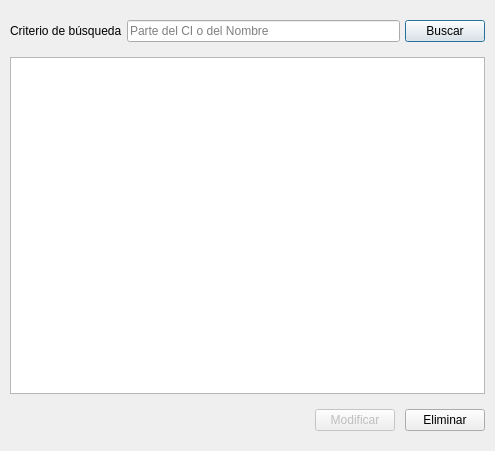
First picture: the form in resources/uis/SearchPatientForm.ui, repository jbermudezcabrera/ControlDePacientes, before the edit.
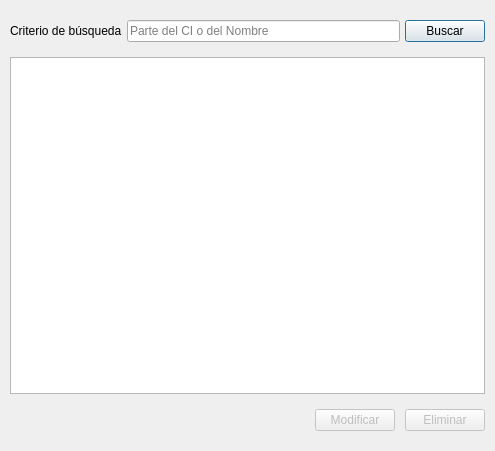
Second picture: the form after the edit.

```diff
--- a/resources/uis/SearchPatientForm.ui
+++ b/resources/uis/SearchPatientForm.ui
@@ -157,6 +157,9 @@
       </item>
       <item>
        <widget class="QPushButton" name="deleteBtn">
+        <property name="enabled">
+         <bool>false</bool>
+        </property>
         <property name="text">
          <string>Eliminar</string>
         </property>
```
Left out of the diff: 3 changed lines with no effect on the pictures.
